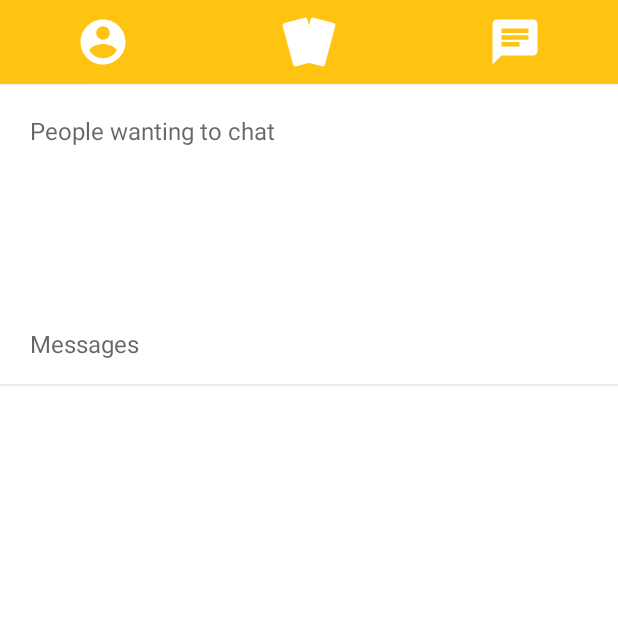
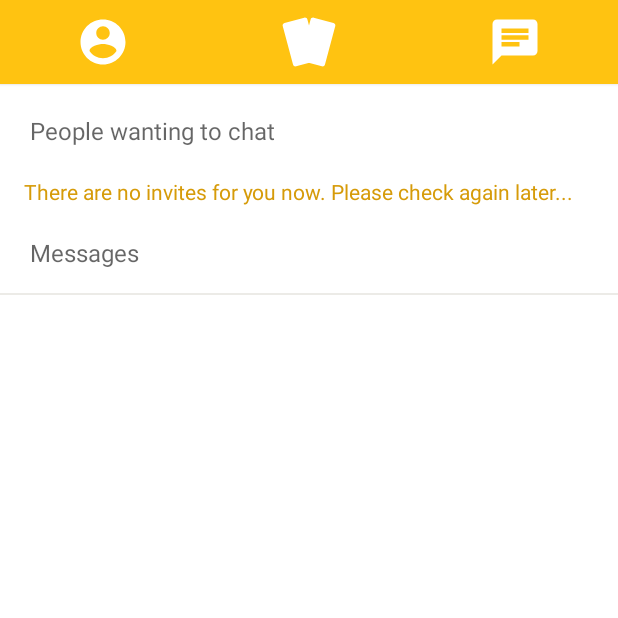
Before and after one commit to MeetAtOslomet/meet-android, an Android app: the fragment FragmentTandem placed in its activity, on a phone screen of 412 x 824 dp, the top half of it. Run offline under Robolectric (Android 15) with nearby library versions, the phone set to English and light mode, and no system bars; our stand-ins replace Picasso; pictures from the network do not load; 11 statements that could not run were skipped.

Commit message:
Added placeholder to invite, so that if the invites is empty, then show the placeholder otherwise show recyvlerview

```diff
--- a/app/src/main/java/no/oslomet/meet/FragmentTandem.java
+++ b/app/src/main/java/no/oslomet/meet/FragmentTandem.java
@@ -5,6 +5,7 @@ import android.content.Intent;
 import android.os.AsyncTask;
 import android.os.Bundle;
 import android.support.annotation.Nullable;
+import android.support.design.widget.FloatingActionButton;
 import android.support.v4.app.Fragment;
 import android.support.v7.widget.LinearLayoutManager;
 import android.support.v7.widget.RecyclerView;
@@ -12,8 +13,8 @@ import android.util.Log;
 import android.view.LayoutInflater;
 import android.view.View;
 import android.view.ViewGroup;
-import android.widget.AdapterView;
 import android.widget.ListView;
+import android.widget.TextView;
 
 import org.json.JSONException;
 
@@ -29,6 +30,11 @@ import no.oslomet.meet.core.Api;
 import no.oslomet.meet.core.Strings;
 
 public class FragmentTandem extends Fragment {
+
+    TextView txtNoInvites = null;
+    RecyclerView rvTandemSuggested = null;
+    FloatingActionButton fabPlanning = null;
+    ListView lvTandemMatch = null;
 
     public FragmentTandem() {
         // Required empty public constructor
@@ -60,9 +66,16 @@ public class FragmentTandem extends Fragment {
     @Override
     public void onActivityCreated(@Nullable Bundle savedInstanceState) {
         super.onActivityCreated(savedInstanceState);
+        // assigning views to local variables..
+        txtNoInvites = getView().findViewById(R.id.txtNoInvites);
+        rvTandemSuggested = getView().findViewById(R.id.tandemSuggestedRecycler);
+        fabPlanning = getView().findViewById(R.id.planningFab);
+        lvTandemMatch = getView().findViewById(R.id.tandemMatchedList);
+
         loadTandems();
         loadRecommendedTandems();
-        getView().findViewById(R.id.planningFab).setOnClickListener(new View.OnClickListener() {
+
+        fabPlanning.setOnClickListener(new View.OnClickListener() {
             @Override
             public void onClick(View v) {
                 getActivity().startActivity(new Intent(getActivity(), ActivityCalendar.class));
@@ -71,11 +84,9 @@ public class FragmentTandem extends Fragment {
     }
 
 
-    private void loadRecommendedTandems()
-    {
-        final RecyclerView rv = (RecyclerView)getView().findViewById(R.id.tandemSuggestedRecycler);
-        rv.setLayoutManager(new LinearLayoutManager(getActivity(), LinearLayoutManager.HORIZONTAL, false));
-        rv.setHasFixedSize(true);
+    private void loadRecommendedTandems() {
+        rvTandemSuggested.setLayoutManager(new LinearLayoutManager(getActivity(), LinearLayoutManager.HORIZONTAL, false));
+        rvTandemSuggested.setHasFixedSize(true);
         AsyncTask.execute(new Runnable() {
             @Override
             public void run() {
@@ -83,14 +94,21 @@ public class FragmentTandem extends Fragment {
                 String response = api.GET(Strings.Request_GetRequests(new SettingsHandler().getStringSetting(getContext(), R.string.preference_idUser)));
                 try {
                     final ArrayList<Requests> requests = new JsonHandler().getRequests(response);
-                    if (getActivity() instanceof ActivityMain)
-                    {
+                    if (getActivity() instanceof ActivityMain) {
                         ActivityMain activityMain = (ActivityMain) getActivity();
                         activityMain.runOnUiThread(new Runnable() {
                             @Override
                             public void run() {
-                                AdapterRequests adapterRequests = new AdapterRequests(getContext(), requests);
-                                rv.setAdapter(adapterRequests);
+                                if (requests.isEmpty()) {
+                                    rvTandemSuggested.setVisibility(View.GONE);
+                                    txtNoInvites.setVisibility(View.VISIBLE);
+                                } else {
+                                    rvTandemSuggested.setVisibility(View.VISIBLE);
+                                    txtNoInvites.setVisibility(View.GONE);
+                                    AdapterRequests adapterRequests = new AdapterRequests(getContext(), requests);
+                                    rvTandemSuggested.setAdapter(adapterRequests);
+                                }
+
                             }
                         });
                     }
@@ -102,9 +120,7 @@ public class FragmentTandem extends Fragment {
         });
     }
 
-    private void loadTandems()
-    {
-        final ListView lv = (ListView)getView().findViewById(R.id.tandemMatchedList);
+    private void loadTandems() {
         AsyncTask.execute(new Runnable() {
             @Override
             public void run() {
@@ -113,14 +129,13 @@ public class FragmentTandem extends Fragment {
                 Log.e("Fetched TANDEM", response);
                 try {
                     final ArrayList<Tandem> tandems = new JsonHandler().getTandems(response);
-                    if (getActivity() instanceof ActivityMain)
-                    {
+                    if (getActivity() instanceof ActivityMain) {
                         ActivityMain activityMain = (ActivityMain) getActivity();
                         activityMain.runOnUiThread(new Runnable() {
                             @Override
                             public void run() {
                                 AdapterTandem adapterTandem = new AdapterTandem(getContext(), tandems);
-                                lv.setAdapter(adapterTandem);
+                                lvTandemMatch.setAdapter(adapterTandem);
                             }
                         });
                     }
@@ -130,19 +145,6 @@ public class FragmentTandem extends Fragment {
                 }
             }
         });
-        /*lv.setOnItemClickListener(new AdapterView.OnItemClickListener() {
-            @Override
-            public void onItemClick(AdapterView<?> parent, View view, int position, long id) {
-                AdapterTandem at = (AdapterTandem) lv.getAdapter();
-                Tandem t = (Tandem) at.getItem(position);
-                if (t != null)
-                {
-                    Intent chatIntent = new Intent(getActivity(), ActivityChat.class);
-                    chatIntent.putExtra("Tandem", t);
-                    startActivity(chatIntent);
-                }
-            }
-        });*/
     }
 
 
--- a/app/src/main/res/layout/fragment_tandem.xml
+++ b/app/src/main/res/layout/fragment_tandem.xml
@@ -1,57 +1,67 @@
 <?xml version="1.0" encoding="utf-8"?>
-<android.support.constraint.ConstraintLayout
-    xmlns:android="http://schemas.android.com/apk/res/android"
+<android.support.constraint.ConstraintLayout xmlns:android="http://schemas.android.com/apk/res/android"
     xmlns:app="http://schemas.android.com/apk/res-auto"
     xmlns:tools="http://schemas.android.com/tools"
     android:layout_width="match_parent"
     android:layout_height="match_parent"
     android:background="@color/colorWhite"
     tools:context=".FragmentTandem">
+
     <LinearLayout
         android:layout_width="match_parent"
         android:layout_height="match_parent"
         android:orientation="vertical">
 
         <TextView
-            android:layout_margin="20dp"
             android:layout_width="match_parent"
             android:layout_height="wrap_content"
-            android:textSize="16dp"
+            android:layout_margin="20dp"
+            android:text="@string/fragment_tandem_requestsTitle"
             android:textColor="#99000000"
-            android:text="@string/fragment_tandem_requestsTitle"
-            />
+            android:textSize="16dp" />
+
+        <TextView
+            android:id="@+id/txtNoInvites"
+            android:layout_width="match_parent"
+            android:layout_height="wrap_content"
+            android:layout_marginStart="16dp"
+            android:layout_marginEnd="16dp"
+            android:text="There are no invites for you now. Please check again later..."
+            android:textColor="@color/colorSecondary"
+            android:visibility="gone"
+            tools:visibility="visible" />
+
         <android.support.v7.widget.RecyclerView
-
             android:id="@+id/tandemSuggestedRecycler"
             android:layout_width="match_parent"
             android:layout_height="80dp">
 
         </android.support.v7.widget.RecyclerView>
+
         <TextView
-            android:layout_marginLeft="20dp"
-            android:layout_marginBottom="16dp"
-            android:layout_marginTop="20dp"
             android:layout_width="match_parent"
             android:layout_height="wrap_content"
+            android:layout_marginBottom="16dp"
+            android:layout_marginLeft="20dp"
+            android:layout_marginTop="20dp"
+            android:text="@string/fragment_tandem_tandemTitle"
             android:textColor="#99000000"
-            android:textSize="16dp"
-            android:text="@string/fragment_tandem_tandemTitle"
-            />
+            android:textSize="16dp" />
+
         <View
             android:id="@+id/titleDivider"
             android:layout_width="match_parent"
             android:layout_height="1dp"
             android:background="@color/colorLightGary"
-            app:layout_constraintTop_toBottomOf="@id/position"
-            />
+            app:layout_constraintTop_toBottomOf="@id/position" />
+
         <ListView
-            android:clickable="true"
             android:id="@+id/tandemMatchedList"
-            android:divider="@color/colorLightGary"
-            android:dividerHeight="1dp"
             android:layout_width="match_parent"
             android:layout_height="match_parent"
-            >
+            android:clickable="true"
+            android:divider="@color/colorLightGary"
+            android:dividerHeight="1dp">
 
         </ListView>
     </LinearLayout>
@@ -61,12 +71,12 @@
         android:layout_width="56dp"
         android:layout_height="56dp"
         android:layout_margin="28dp"
+        android:backgroundTint="@color/colorPrimaryDark"
+        android:scaleType="center"
+        android:src="@drawable/ic_event_black_24dp"
+        android:visibility="invisible"
         app:borderWidth="0dp"
         app:layout_constraintBottom_toBottomOf="parent"
-        app:layout_constraintEnd_toEndOf="parent"
-        android:backgroundTint="@color/colorPrimaryDark"
-        android:src="@drawable/ic_event_black_24dp"
-        android:scaleType="center"
-        android:visibility="invisible"/>
+        app:layout_constraintEnd_toEndOf="parent" />
 
 </android.support.constraint.ConstraintLayout>
```
